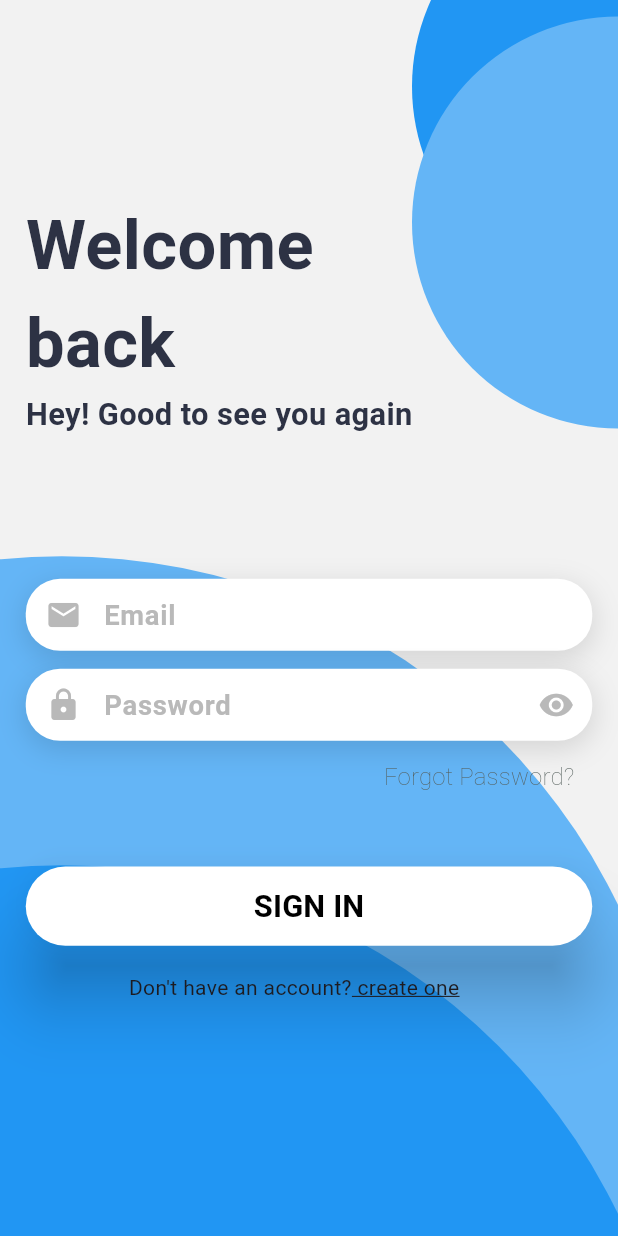
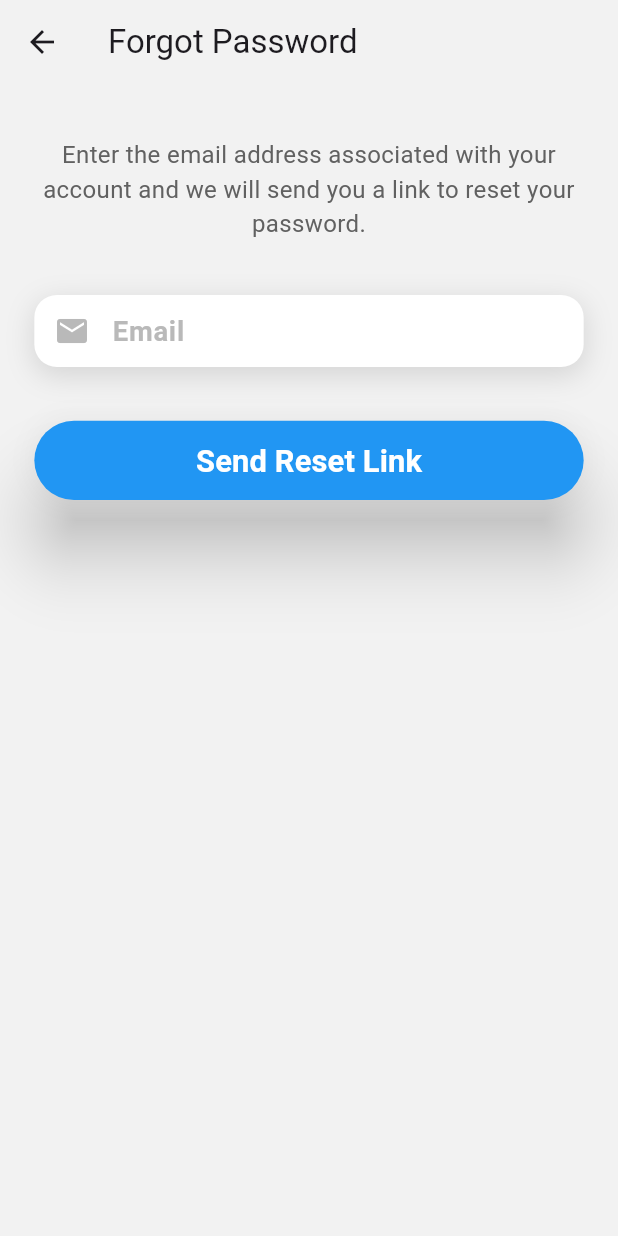
Before and after one commit to poojac-nt/chat_app, a Flutter app: the screen it shows after launch, after a tap on "Forgot Password?", on a phone screen of 412 x 824 dp. Run offline on Flutter 3.47's test engine with Material 3 defaults, Android fonts, the phone set to English and light mode, and no system bars; our stand-ins replace bloc, cloud_firestore, either_dart, equatable, firebase_auth, firebase_core and 9 more; accounts and stored records are empty; Roboto replaces fonts that are missing (Segeo Ui); project files that could hold a hidden picture were left out.

Commit message:
added forgot password functionality

```diff
--- a/lib/core/routes/app_router.dart
+++ b/lib/core/routes/app_router.dart
@@ -42,7 +42,8 @@ class AppRouter {
 
         final isLoggingIn = location == AppRoutes.signInScreen;
         final isSigningUp = location == AppRoutes.signUpScreen;
-        final isPublicPage = isLoggingIn || isSigningUp;
+        final isResettingPassword = location == AppRoutes.resetPasswordScreen;
+        final isPublicPage = isLoggingIn || isSigningUp || isResettingPassword;
 
         // Guard: If Unauthenticated and trying to access private page -> Login
         if (authState is UnAuthenticated && !isPublicPage) {
--- a/lib/core/routes/routes.dart
+++ b/lib/core/routes/routes.dart
@@ -4,6 +4,7 @@ import 'package:chat_app/presentation/screens/chat/new_chat_screen.dart';
 import 'package:chat_app/presentation/screens/chat/chat_list_screen.dart';
 import 'package:go_router/go_router.dart';
 
+import '../../presentation/screens/auth/forgot_password_screen.dart';
 import '../../presentation/screens/auth/sign_in_screen.dart';
 import '../../presentation/screens/auth/sign_up_screen.dart';
 import '../../presentation/screens/chat/chat_screen.dart';
@@ -49,7 +50,11 @@ List<GoRoute> routes = [
     },
   ),
   GoRoute(
-    path: AppRoutes.allChatScreen,
+    path: AppRoutes.newChatScreen,
     builder: (context, state) => const NewChatScreen(),
   ),
+  GoRoute(
+    path: AppRoutes.resetPasswordScreen,
+    builder: (context, state) => const ResetPasswordScreen(),
+  ),
 ];
--- a/lib/domain/repository/auth_repository.dart
+++ b/lib/domain/repository/auth_repository.dart
@@ -18,6 +18,7 @@ abstract class AuthRepository {
   );
   Future<Either<Failure, String>> signIn(String email, String password);
   Future<Either<Failure, String>> signOut();
+  Future<Either<Failure, String>> resetPassword(String email);
   Stream<bool> isAuthenticated();
 }
 
@@ -109,4 +110,20 @@ class AuthRepositoryImpl implements AuthRepository {
   Stream<bool> isAuthenticated() {
     return FirebaseAuthService.authStateChanges.map((user) => user != null);
   }
+
+  @override
+  Future<Either<Failure, String>> resetPassword(String email) async {
+    try {
+      await FirebaseAuth.instance.sendPasswordResetEmail(email: email);
+      return Right("Email sent successfully");
+    } on FirebaseAuthException catch (e) {
+      return Left(
+        Failure(
+          message: CustomFirebaseExceptions.customExceptionMessage(e.code),
+        ),
+      );
+    } catch (e) {
+      return Left(Failure(message: e.toString()));
+    }
+  }
 }
--- a/lib/presentation/blocs/auth/auth_event.dart
+++ b/lib/presentation/blocs/auth/auth_event.dart
@@ -46,3 +46,10 @@ class SignOutEvent extends AuthEvent {
 class AuthLoggedIn extends AuthEvent {}
 
 class AuthLoggedOut extends AuthEvent {}
+
+class ForgotPasswordRequested extends AuthEvent {
+  final String email;
+  ForgotPasswordRequested(this.email);
+  @override
+  List<Object?> get props => [email];
+}
--- a/lib/presentation/blocs/auth/auth_state.dart
+++ b/lib/presentation/blocs/auth/auth_state.dart
@@ -44,3 +44,5 @@ class UnAuthenticated extends AuthState {
   @override
   List<Object?> get props => [];
 }
+
+class PasswordResetEmailSent extends AuthState {}
--- /dev/null
+++ b/lib/presentation/screens/auth/forgot_password_screen.dart
@@ -0,0 +1,101 @@
+import 'package:chat_app/presentation/blocs/auth/auth_bloc.dart';
+import 'package:chat_app/presentation/blocs/auth/auth_event.dart';
+import 'package:chat_app/presentation/blocs/auth/auth_state.dart';
+import 'package:chat_app/presentation/screens/widgets/custom_button.dart';
+import 'package:chat_app/presentation/screens/widgets/custom_textfield.dart';
+import 'package:chat_app/utils/app_constants.dart';
+import 'package:chat_app/utils/helper/snackbar_helper.dart';
+import 'package:flutter/material.dart';
+import 'package:flutter_bloc/flutter_bloc.dart';
+import 'package:flutter_screenutil/flutter_screenutil.dart';
+
+import '../../../core/di/di.dart';
+import '../../../utils/validator.dart';
+
+class ResetPasswordScreen extends StatefulWidget {
+  const ResetPasswordScreen({super.key});
+
+  @override
+  State<ResetPasswordScreen> createState() => _ResetPasswordScreenState();
+}
+
+class _ResetPasswordScreenState extends State<ResetPasswordScreen> {
+  final TextEditingController _emailController = TextEditingController();
+  final GlobalKey<FormState> _formKey = GlobalKey<FormState>();
+  final _snackBarHelper = getIt<SnackBarHelper>();
+
+  @override
+  void dispose() {
+    _emailController.dispose();
+    super.dispose();
+  }
+
+  @override
+  Widget build(BuildContext context) {
+    return Scaffold(
+      backgroundColor: AppColors.scaffoldColor,
+      appBar: AppBar(
+        title: const Text('Forgot Password'),
+        backgroundColor: AppColors.scaffoldColor,
+      ),
+      body: BlocListener<AuthBloc, AuthState>(
+        listener: (context, state) {
+          if (state is PasswordResetEmailSent) {
+            _snackBarHelper.showSuccess(
+              'Password reset link has been sent to your email.',
+            );
+            Navigator.of(context).pop();
+          } else if (state is AuthError) {
+            _snackBarHelper.showError(state.message.toString());
+          }
+        },
+        child: Padding(
+          padding: EdgeInsets.symmetric(horizontal: 20.w, vertical: 30.h),
+          child: Form(
+            key: _formKey,
+            child: Column(
+              crossAxisAlignment: CrossAxisAlignment.center,
+              children: [
+                Text(
+                  'Enter the email address associated with your account and we will send you a link to reset your password.',
+                  textAlign: TextAlign.center,
+                  style: TextStyle(fontSize: 14.sp, color: Colors.grey[700]),
+                ),
+                SizedBox(height: 30.h),
+                CustomTextField(
+                  controller: _emailController,
+                  hintText: 'Email',
+                  validator: Validator.validateEmail,
+                  prefixIcon: const Icon(Icons.email),
+                  borderRadius: 15,
+                ),
+                SizedBox(height: 30.h),
+                BlocBuilder<AuthBloc, AuthState>(
+                  builder: (context, state) {
+                    if (state is AuthLoading) {
+                      return const Center(child: CircularProgressIndicator());
+                    }
+                    return CustomButton(
+                      text: 'Send Reset Link',
+                      backgroundColor: Colors.blue,
+                      textColor: Colors.white,
+                      onTap: () {
+                        if (_formKey.currentState!.validate()) {
+                          context.read<AuthBloc>().add(
+                            ForgotPasswordRequested(
+                              _emailController.text.trim(),
+                            ),
+                          );
+                        }
+                      },
+                    );
+                  },
+                ),
+              ],
+            ),
+          ),
+        ),
+      ),
+    );
+  }
+}
--- a/lib/presentation/screens/auth/sign_in_screen.dart
+++ b/lib/presentation/screens/auth/sign_in_screen.dart
@@ -150,7 +150,9 @@ class _SignInScreenState extends State<SignInScreen> {
                               Align(
                                 alignment: Alignment.centerRight,
                                 child: TextButton(
-                                  onPressed: () {},
+                                  onPressed: () {
+                                    context.push(AppRoutes.resetPasswordScreen);
+                                  },
                                   child: Text(
                                     AppConstants.forgotPassword,
                                     style: TextStyle(
--- a/lib/presentation/screens/auth/sign_up_screen.dart
+++ b/lib/presentation/screens/auth/sign_up_screen.dart
@@ -61,7 +61,7 @@ class _SignUpScreenState extends State<SignUpScreen> {
           if (state is AuthError) {
             _snackBarHelper.showError(state.message.toString());
           } else if (state is Authenticated) {
-            context.go(AppRoutes.allChatScreen);
+            context.go(AppRoutes.newChatScreen);
             _snackBarHelper.showSuccess("Signed Up Successfully");
           }
         },
@@ -232,7 +232,7 @@ class _SignUpScreenState extends State<SignUpScreen> {
                                     ),
                                   ],
                                 ),
-                              ).withPadding(EdgeInsets.only(left: 60.w)),
+                              ).withPadding(EdgeInsets.only(left: 80.w)),
                             ],
                           ),
                         ),
--- a/lib/presentation/screens/chat/chat_list_screen.dart
+++ b/lib/presentation/screens/chat/chat_list_screen.dart
@@ -96,7 +96,8 @@ class _ChatListScreenState extends State<ChatListScreen> {
                 final conversations = state.conversations;
 
                 if (conversations.isEmpty) {
-                  return const Center(
+                  return Padding(
+                    padding: EdgeInsets.only(top: 250.h, left: 15.w),
                     child: Text('Welcome !! Start a conversation.'),
                   );
                 }
@@ -153,7 +154,7 @@ class _ChatListScreenState extends State<ChatListScreen> {
       floatingActionButton: FloatingActionButton(
         backgroundColor: Colors.blue,
         onPressed: () {
-          context.push(AppRoutes.allChatScreen);
+          context.push(AppRoutes.newChatScreen);
         },
         child: const Icon(Icons.add, color: Colors.white),
       ),
--- a/lib/utils/app_constants.dart
+++ b/lib/utils/app_constants.dart
@@ -31,8 +31,9 @@ abstract class AppRoutes {
   static const String splashScreen = '/splashScreen';
   static const String chatListScreen = '/chatListScreen';
   static const String chatScreen = '/chatScreen';
-  static const String allChatScreen = '/allChatScreen';
+  static const String newChatScreen = '/newChatScreen';
   static const String addProfilePhotoScreen = '/addProfilePhotoScreen';
+  static const String resetPasswordScreen = '/resetPasswordScreen';
 }
 
 abstract class AppTexts {
```
Also changed, not shown: lib/presentation/blocs/auth/auth_bloc.dart (+13 -0 lines), lib/presentation/screens/profile/profile_screen.dart (+1 -8 lines).
